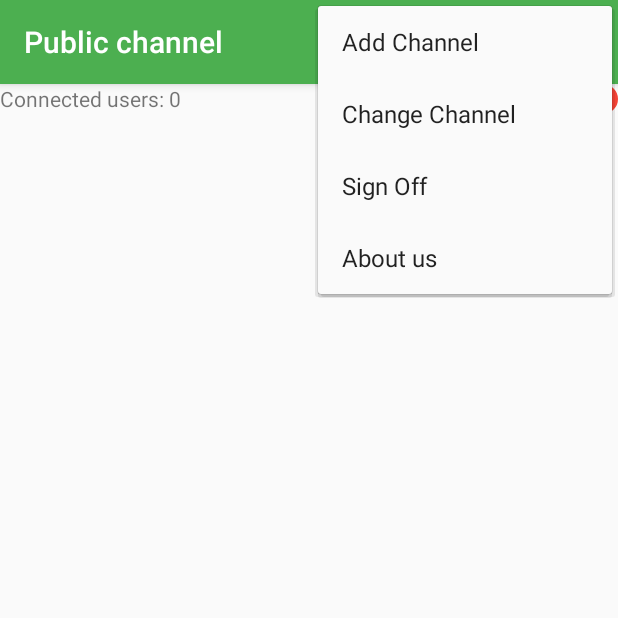
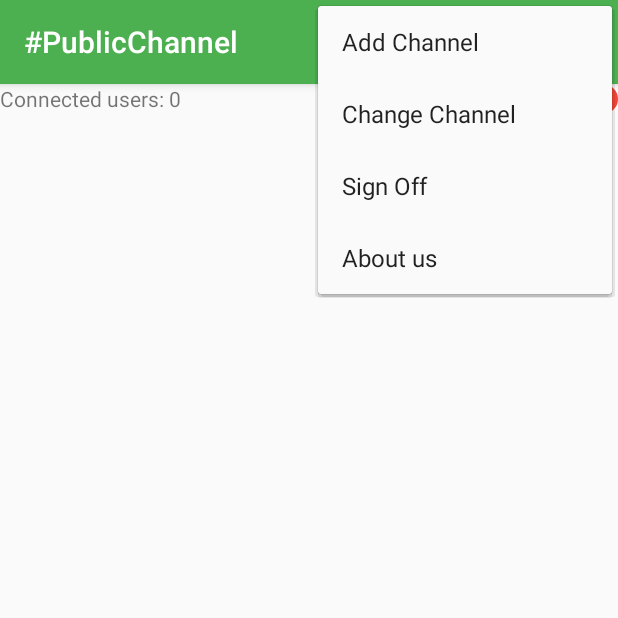
Before and after one commit to sjdonado/easytalkie, an Android app: the Channel screen opened directly, with no data from a screen before it, with the options menu open, on a phone screen of 412 x 824 dp, the top half of it. Run offline under Robolectric (Android 15) with nearby library versions, the phone set to English and light mode, and no system bars; our stand-ins replace Picasso; libraries missing offline, so code that uses them is left out: com.github.nkzawa.emitter, com.github.nkzawa.socketio; pictures from the network do not load; 6 statements that could not run were skipped.

Commit message:
Added channels

```diff
--- a/app/src/main/java/com/example/juan/juanwalkie/Channel.java
+++ b/app/src/main/java/com/example/juan/juanwalkie/Channel.java
@@ -12,6 +12,7 @@ import android.media.MediaPlayer;
 import android.media.MediaRecorder;
 import android.os.Handler;
 import android.os.Vibrator;
+import android.support.design.widget.Snackbar;
 import android.support.v4.app.NotificationCompat;
 import android.support.v4.graphics.drawable.RoundedBitmapDrawable;
 import android.support.v4.graphics.drawable.RoundedBitmapDrawableFactory;
@@ -51,15 +52,13 @@ import java.util.Date;
 
 public class Channel extends AppCompatActivity{
 
-    private static final String publicChannelId = "jja296y2ewd949ld803qvwqblm4y46t5s";
-    private static final String publicChannelName = "Public channel";
-    private final int notificationID = 5;
-    private String userChannelId;
+    private final int notificationID = 05;
+    private static final String defaultChannel = "#PublicChannel";
 
     private MediaPlayer mPlayer;
     private MediaPlayer beep_sound;
     private MediaPlayer stop_recording;
-    private MediaPlayer error_sound;
+//    private MediaPlayer error_sound;
     private MediaRecorder mRecorder;
     private String mInputFile;
     private String mOutputFile;
@@ -90,20 +89,9 @@ public class Channel extends AppCompatActivity{
         super.onCreate(savedInstanceState);
         setContentView(R.layout.activity_public_channel);
 
-        userChannelId = publicChannelId;
-        setTitle(publicChannelName);
-
-        connect();
-
-        toolbar = findViewById(R.id.toolBar);
-        //setSupportActionBar(toolbar);
-        addChannelInput = new EditText(this);
-        chChannelInput = new EditText(this);
-        setModals();
-
         beep_sound = MediaPlayer.create(this, R.raw.radio_beep);
         stop_recording = MediaPlayer.create(this, R.raw.stop_recording);
-        error_sound = MediaPlayer.create(this, R.raw.error_sound);
+//        error_sound = MediaPlayer.create(this, R.raw.error_sound);
 
         mInputFile = getCacheDir().getAbsolutePath() + "/input.3gp";
         mOutputFile = getCacheDir().getAbsolutePath() + "/output.3gp";
@@ -113,7 +101,29 @@ public class Channel extends AppCompatActivity{
         inputAudioQueue = new ArrayList();
 
         viewInjection();
+        connect();
         setNotification();
+    }
+
+    private void viewInjection(){
+        toolbar = findViewById(R.id.toolBar);
+        //setSupportActionBar(toolbar);
+        addChannelInput = new EditText(this);
+        chChannelInput = new EditText(this);
+        setModals();
+
+        imgUserPic = findViewById(R.id.imgUserPic);
+        text_status = findViewById(R.id.text_status);
+        text_users = findViewById(R.id.text_users);
+        text_log = findViewById(R.id.text_log);
+
+        circle_status = findViewById(R.id.circle_status);
+        color_status = (GradientDrawable)circle_status.getBackground();
+
+        record_audio = findViewById(R.id.record_audio);
+        bgShape = (GradientDrawable)record_audio.getBackground();
+
+        color_status.setColor(getResources().getColor(R.color.offline));
 
         record_audio.setOnTouchListener(new View.OnTouchListener() {
             @Override
@@ -129,11 +139,11 @@ public class Channel extends AppCompatActivity{
                         if(new Date().getTime() - recordCurrentTime >= 1000){
                             stopRecording();
                             sendAudio();
+                            stop_recording.start();
                         }else{
                             mRecorder.release();
                             mRecorder = null;
                         }
-                        stop_recording.start();
                         imgUserPic.setVisibility(View.INVISIBLE);
                         bgShape.setColor(getResources().getColor(R.color.colorPrimary));
                         text_log.setText(getResources().getString(R.string.hold_down_to_talk));
@@ -145,6 +155,24 @@ public class Channel extends AppCompatActivity{
             }
         });
 
+    }
+
+    private void connect(){
+        try {
+            IO.Options opts = new IO.Options();
+            opts.query = "name=" + getIntent().getStringExtra("NAME");
+            opts.query += "&picture=" + getIntent().getStringExtra("PICTURE");
+            opts.query += "&id=" + getIntent().getStringExtra("ID");
+            mSocket = IO.socket("http://192.168.1.18:3000", opts);
+        } catch (URISyntaxException e) {
+            Log.w("ERROR CONNECT SOCKET", "onCreate: mSocket", e);
+        }
+        mSocket.connect();
+        setSocketListeners();
+        setChannel(defaultChannel);
+    }
+
+    private void setSocketListeners(){
         mSocket.on("USERS", new Emitter.Listener() {
             @Override
             public void call(final Object... args) {
@@ -154,18 +182,14 @@ public class Channel extends AppCompatActivity{
                         JSONObject data = (JSONObject) args[0];
                         String total_users;
                         String new_user;
-                        String channelId;
                         String action;
                         try {
                             total_users = data.getString("total_users");
                             new_user = data.getString("new_user");
-                            channelId = data.getString("channelId");
                             action = data.getString("action");
                         } catch (JSONException e) {
                             return;
                         }
-                        if(channelId.equals(userChannelId)){
-                            Log.i("CHANNEL", channelId);
                         if(action.equals("connection")){
                             text_log.setText(String.format("%s %s", new_user, getResources().getString(R.string.has_joined)));
                         }else{
@@ -174,7 +198,6 @@ public class Channel extends AppCompatActivity{
                         text_users.setText(String.format("%s %s", getResources().getString(R.string.connected_users), total_users));
                         text_status.setText(getResources().getString(R.string.online));
                         color_status.setColor(getResources().getColor(R.color.online));
-                        }
                     }
                 });
             }
@@ -203,37 +226,6 @@ public class Channel extends AppCompatActivity{
                 });
             }
         });
-    }
-
-    private void viewInjection(){
-        imgUserPic = findViewById(R.id.imgUserPic);
-        text_status = findViewById(R.id.text_status);
-        text_users = findViewById(R.id.text_users);
-        text_log = findViewById(R.id.text_log);
-
-        circle_status = findViewById(R.id.circle_status);
-        color_status = (GradientDrawable)circle_status.getBackground();
-
-        record_audio = findViewById(R.id.record_audio);
-        bgShape = (GradientDrawable)record_audio.getBackground();
-
-        color_status.setColor(getResources().getColor(R.color.offline));
-
-    }
-
-    private void connect(){
-        try {
-            IO.Options opts = new IO.Options();
-            opts.query = "name=" + getIntent().getStringExtra("NAME");
-            opts.query += "&picture=" + getIntent().getStringExtra("PICTURE");
-            opts.query += "&id=" + getIntent().getStringExtra("ID");
-            opts.query += "&channelId=" + userChannelId;
-            mSocket = IO.socket("https://juanwalkie.herokuapp.com", opts);
-        } catch (URISyntaxException e) {
-            Log.w("ERROR CONNECT SOCKET", "onCreate: mSocket", e);
-        }
-
-        mSocket.connect();
     }
 
     private void startRecording(TextView text_log){
@@ -347,17 +339,6 @@ public class Channel extends AppCompatActivity{
         }
     }
 
-    private void returnMainActivity(){
-        disconnect();
-        MainActivity.signOut();
-        finish();
-    }
-
-    private void disconnect(){
-        mSocket.disconnect();
-        notificationManager.cancel(notificationID);
-    }
-
     private void setNotification(){
         Intent resultIntent = new Intent(this, Channel.class);
 
@@ -392,12 +373,6 @@ public class Channel extends AppCompatActivity{
     }
 
     @Override
-    public void onDestroy() {
-        super.onDestroy();
-        disconnect();
-    }
-
-    @Override
     public boolean onCreateOptionsMenu(Menu menu) {
         MenuInflater menuInflater = getMenuInflater();
         menuInflater.inflate(R.menu.main_menu, menu);
@@ -408,7 +383,6 @@ public class Channel extends AppCompatActivity{
     public boolean onOptionsItemSelected(MenuItem item) {
         switch (item.getItemId()) {
             case R.id.sign_off_action:
-                //returnMainActivity();
                 signOffDialog.show();
                 return true;
 
@@ -470,9 +444,9 @@ public class Channel extends AppCompatActivity{
         builder.setPositiveButton(R.string.ok, new DialogInterface.OnClickListener() {
             public void onClick(DialogInterface dialog, int id) {
                 String channelName = addChannelInput.getText().toString();
-                Log.i("addc",channelName);
+                Log.i("ADD_CHANNEL_NAME", channelName);
                 if(!channelName.isEmpty()){
-
+                    setChannel(channelName);
                 }else{
                     Toast.makeText(getApplicationContext(), "You need to set a name",Toast.LENGTH_SHORT).show();
                 }
@@ -501,11 +475,9 @@ public class Channel extends AppCompatActivity{
         builder.setPositiveButton(R.string.ok, new DialogInterface.OnClickListener() {
             public void onClick(DialogInterface dialog, int id) {
                 String channelToken = chChannelInput.getText().toString();
-                Log.i("addc",channelToken);
+                Log.i("CHANGE_CHANNEL_ID",channelToken);
                 if(!channelToken.isEmpty()){
-
-                    //handle the operation with API, BROKO
-
+//                    changeChannel(channelToken);
                 }else{
                     Toast.makeText(getApplicationContext(), "You need to set the channel's id",Toast.LENGTH_SHORT).show();
                 }
@@ -520,6 +492,28 @@ public class Channel extends AppCompatActivity{
         });
 
         changeChannelDialog = builder.create();
+    }
+
+    private void returnMainActivity(){
+        disconnect();
+        MainActivity.signOut();
+        finish();
+    }
+
+    private void disconnect(){
+        mSocket.disconnect();
+        notificationManager.cancel(notificationID);
+    }
+
+    private void setChannel(String channel){
+        setTitle(channel);
+        mSocket.emit("SET_CHANNEL", channel);
+    }
+
+    @Override
+    public void onDestroy() {
+        super.onDestroy();
+        disconnect();
     }
 
     /*
--- a/app/src/main/res/values/strings.xml
+++ b/app/src/main/res/values/strings.xml
@@ -19,6 +19,7 @@
     <string name="cancel">Cancel</string>
 
     <!-- Strings public channel -->
+    <string name="public_channel">Public channel</string>
     <string name="has_joined">has joined</string>
     <string name="has_left">has left</string>
     <string name="connected_users">Connected users:</string>
```
Lines whose indentation alone changed are shown as unchanged.
